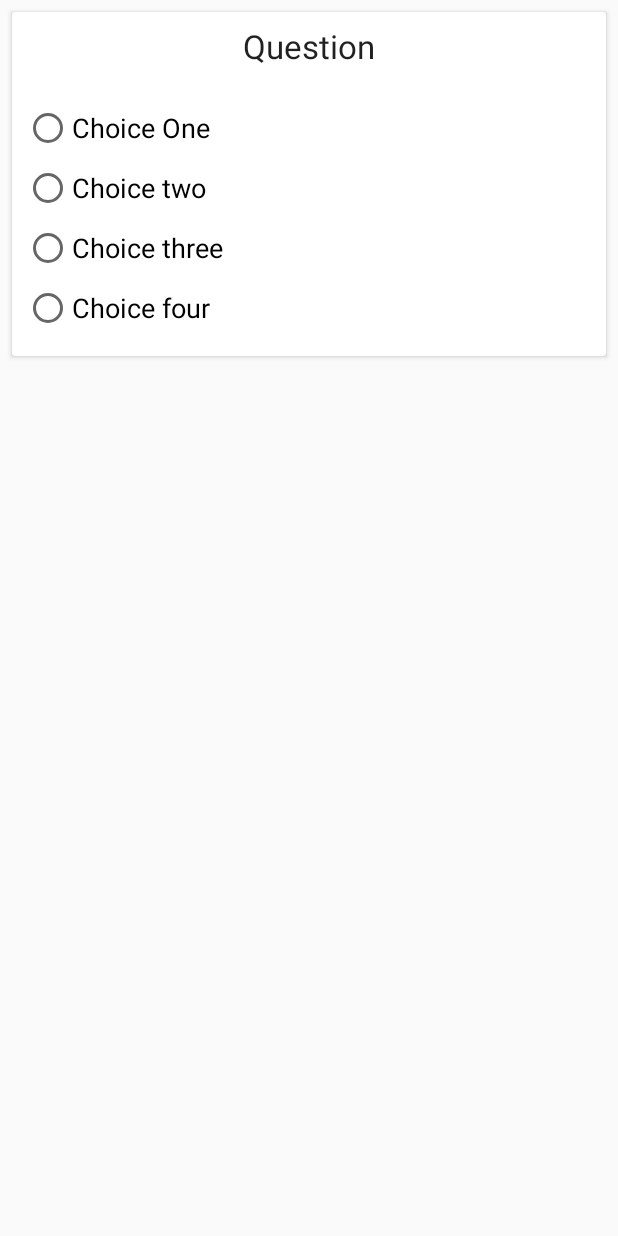
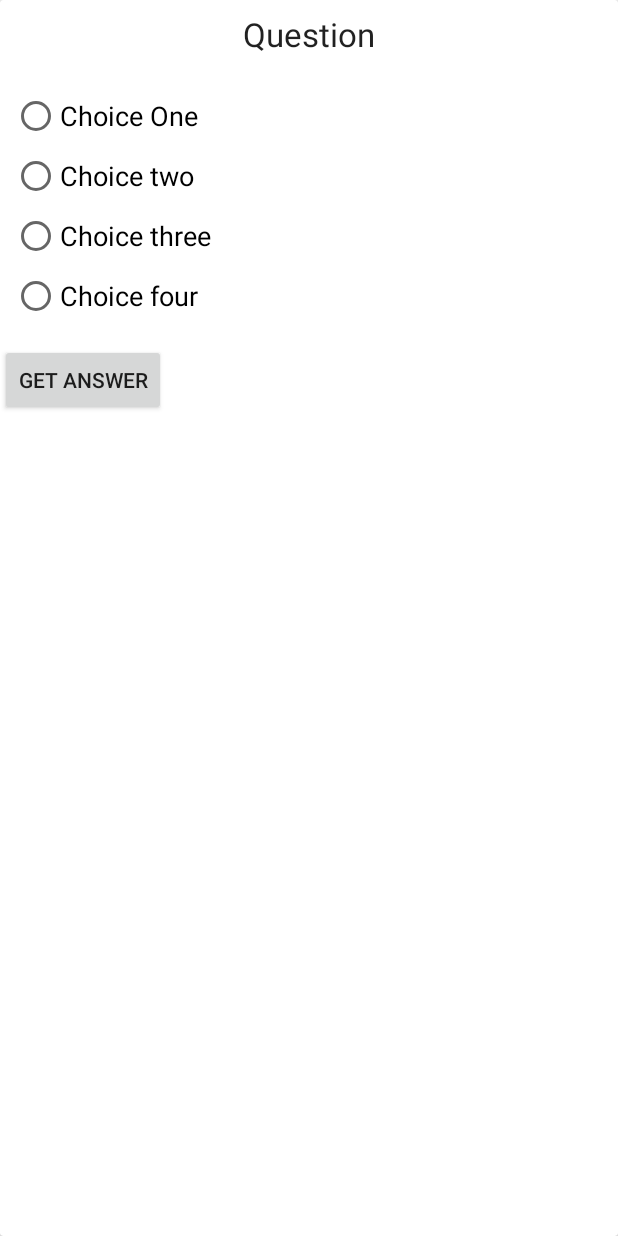
Before and after one commit to ashleyjoachim/TriviaApp, an Android app: the layout question_itemview.xml on its own in the app's theme, with its tools: preview values and no code run, on a phone screen of 412 x 824 dp. Run offline under Robolectric (Android 15) with nearby library versions, the phone set to English and light mode, and no system bars.

```diff
--- a/app/build.gradle
+++ b/app/build.gradle
@@ -28,6 +28,7 @@ dependencies {
     implementation 'com.android.support:cardview-v7:27.1.1'
     implementation 'com.codemybrainsout.onboarding:onboarder:1.0.4'
     implementation 'com.yarolegovich:discrete-scrollview:1.4.7'
+    implementation 'com.ToxicBakery.viewpager.transforms:view-pager-transforms:1.2.32@aar'
 
     implementation 'com.squareup.retrofit2:retrofit:2.4.0'
     implementation 'com.squareup.retrofit2:converter-gson:2.3.0'
--- a/app/src/main/java/com/ashleyjoachim/triviaapp/adapter/TriviaQuestionAdapter.java
+++ b/app/src/main/java/com/ashleyjoachim/triviaapp/adapter/TriviaQuestionAdapter.java
@@ -4,6 +4,7 @@ import android.support.v7.widget.RecyclerView;
 import android.view.LayoutInflater;
 import android.view.View;
 import android.view.ViewGroup;
+import android.widget.RadioGroup;
 
 import com.ashleyjoachim.triviaapp.R;
 import com.ashleyjoachim.triviaapp.model.TriviaResults;
@@ -26,8 +27,8 @@ public class TriviaQuestionAdapter extends RecyclerView.Adapter<TriviaQuestionVi
     }
 
     @Override
-    public void onBindViewHolder(TriviaQuestionViewHolder holder, int position) {
-        TriviaResults triviaResults = triviaResultsList.get(position);
+    public void onBindViewHolder(TriviaQuestionViewHolder holder, final int position) {
+        final TriviaResults triviaResults = triviaResultsList.get(position);
         holder.onBind(triviaResults);
     }
 
--- a/app/src/main/java/com/ashleyjoachim/triviaapp/ui/DifficultyActivity.java
+++ b/app/src/main/java/com/ashleyjoachim/triviaapp/ui/DifficultyActivity.java
@@ -14,7 +14,6 @@ import com.yarolegovich.discretescrollview.transform.ScaleTransformer;
 
 import java.util.ArrayList;
 import java.util.List;
-
 
 public class DifficultyActivity extends AppCompatActivity {
     private static final String EASY = "easy", MEDIUM = "medium", HARD = "hard";
--- a/app/src/main/java/com/ashleyjoachim/triviaapp/ui/MainActivity.java
+++ b/app/src/main/java/com/ashleyjoachim/triviaapp/ui/MainActivity.java
@@ -33,6 +33,7 @@ public class MainActivity extends AppCompatActivity {
     protected void onCreate(Bundle savedInstanceState) {
         super.onCreate(savedInstanceState);
         setContentView(R.layout.activity_main);
+
         recyclerView = findViewById(R.id.category_rv);
         TriviaCategoryAdapter triviaCategoryAdapter = new TriviaCategoryAdapter(triviaCategories);
         LinearLayoutManager linearLayoutManager = new LinearLayoutManager(getApplicationContext());
--- a/app/src/main/res/layout/difficulty_itemview.xml
+++ b/app/src/main/res/layout/difficulty_itemview.xml
@@ -8,7 +8,6 @@
         android:id="@+id/button_difficulty"
         android:layout_width="match_parent"
         android:layout_height="match_parent"
-        android:layout_margin="16dp"
         android:padding="16dp"
         android:text="Mode" />
 </android.support.v7.widget.CardView>
--- a/app/src/main/res/layout/question_itemview.xml
+++ b/app/src/main/res/layout/question_itemview.xml
@@ -1,8 +1,8 @@
 <?xml version="1.0" encoding="utf-8"?>
 <android.support.v7.widget.CardView xmlns:android="http://schemas.android.com/apk/res/android"
     android:layout_width="match_parent"
-    android:layout_height="wrap_content"
-    android:layout_margin="@dimen/activity_margin">
+    android:layout_height="match_parent"
+    >
 
     <LinearLayout
         android:layout_width="match_parent"
@@ -58,5 +58,11 @@
                 android:text="Choice four"
                 android:textAppearance="@style/Base.TextAppearance.AppCompat.Medium" />
         </RadioGroup>
+
+        <Button
+            android:id="@+id/get_answer"
+            android:text="get answer"
+            android:layout_width="wrap_content"
+            android:layout_height="wrap_content" />
     </LinearLayout>
 </android.support.v7.widget.CardView>
```
Also changed, not shown: app/src/main/java/com/ashleyjoachim/triviaapp/adapter/TriviaQuestionViewHolder.java (+26 -4 lines), app/src/main/java/com/ashleyjoachim/triviaapp/model/TriviaResults.java (+9 -0 lines), app/src/main/java/com/ashleyjoachim/triviaapp/ui/QuestionActivity.java (+14 -9 lines), app/src/main/res/layout/activity_question.xml (+3 -4 lines).
